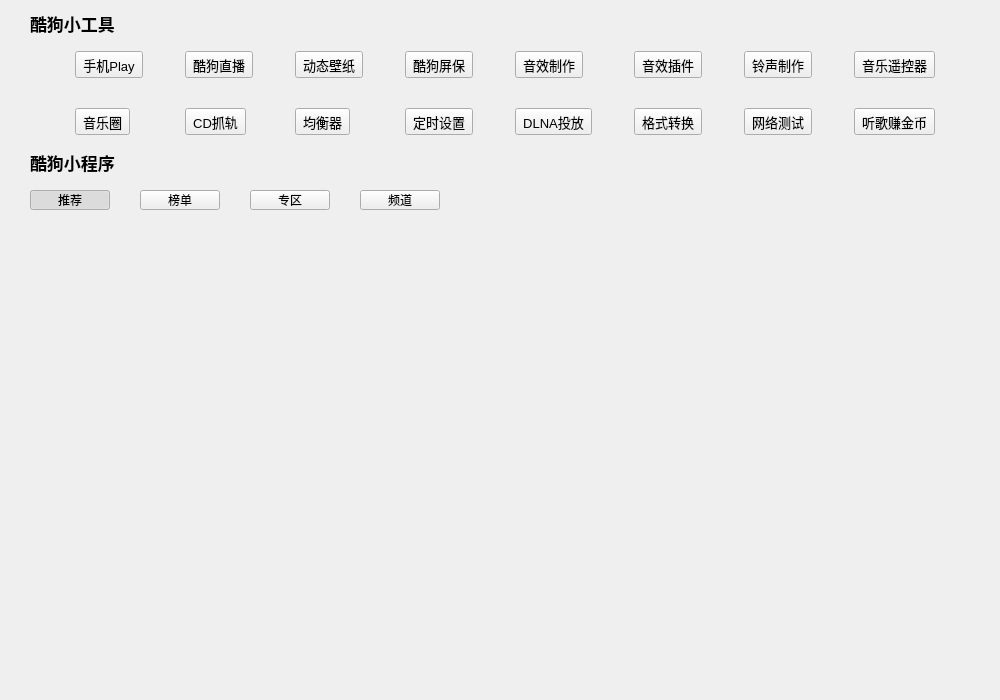
Before: the Qt Designer form KuGouStart/Search/Search.ui in a-mo-xi-wei/Qt-KuGouAppClient, drawn with Qt 5.
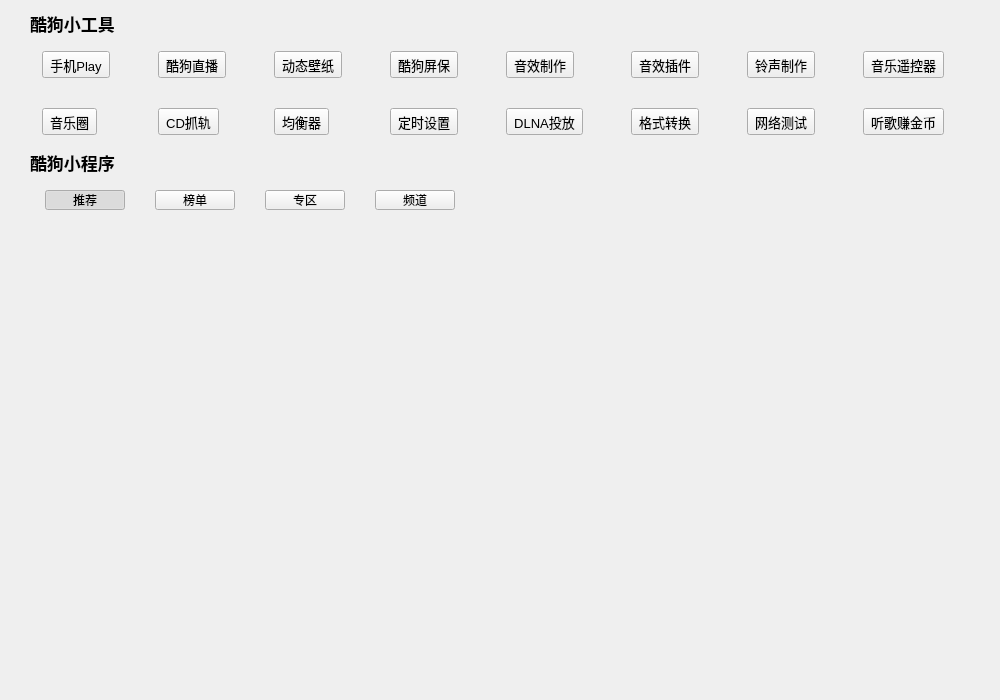
After: the same form once the commit is applied.

Commit message: 解决界面切换导致的大小不一的状况

Patch:
```diff
--- a/KuGouStart/Search/Search.ui
+++ b/KuGouStart/Search/Search.ui
@@ -15,42 +15,65 @@
   </property>
   <layout class="QVBoxLayout" name="verticalLayout_6">
    <property name="leftMargin">
-    <number>30</number>
+    <number>0</number>
    </property>
    <property name="rightMargin">
-    <number>20</number>
+    <number>0</number>
    </property>
    <item>
-    <widget class="QLabel" name="label">
-     <property name="enabled">
-      <bool>true</bool>
-     </property>
-     <property name="font">
-      <font>
-       <pointsize>13</pointsize>
-       <bold>true</bold>
-      </font>
-     </property>
-     <property name="cursor">
-      <cursorShape>IBeamCursor</cursorShape>
-     </property>
-     <property name="text">
-      <string>酷狗小工具</string>
-     </property>
-     <property name="scaledContents">
-      <bool>true</bool>
-     </property>
-    </widget>
+    <layout class="QHBoxLayout" name="horizontalLayout_2">
+     <item>
+      <spacer name="horizontalSpacer_5">
+       <property name="orientation">
+        <enum>Qt::Horizontal</enum>
+       </property>
+       <property name="sizeType">
+        <enum>QSizePolicy::Fixed</enum>
+       </property>
+       <property name="sizeHint" stdset="0">
+        <size>
+         <width>30</width>
+         <height>20</height>
+        </size>
+       </property>
+      </spacer>
+     </item>
+     <item>
+      <widget class="QLabel" name="label">
+       <property name="enabled">
+        <bool>true</bool>
+       </property>
+       <property name="font">
+        <font>
+         <pointsize>13</pointsize>
+         <bold>true</bold>
+        </font>
+       </property>
+       <property name="cursor">
+        <cursorShape>IBeamCursor</cursorShape>
+       </property>
+       <property name="text">
+        <string>酷狗小工具</string>
+       </property>
+       <property name="scaledContents">
+        <bool>true</bool>
+       </property>
+      </widget>
+     </item>
+    </layout>
    </item>
    <item>
     <widget class="QWidget" name="small_widget" native="true">
      <property name="sizePolicy">
-      <sizepolicy hsizetype="Expanding" vsizetype="Preferred">
+      <sizepolicy hsizetype="Preferred" vsizetype="Preferred">
        <horstretch>0</horstretch>
        <verstretch>0</verstretch>
       </sizepolicy>
      </property>
      <layout class="QGridLayout" name="gridLayout">
+      <property name="leftMargin">
+       <number>0</number>
+      </property>
       <property name="verticalSpacing">
        <number>30</number>
       </property>
@@ -442,36 +465,72 @@
     </widget>
    </item>
    <item>
-    <widget class="QLabel" name="label_2">
-     <property name="enabled">
-      <bool>true</bool>
-     </property>
-     <property name="font">
-      <font>
-       <pointsize>13</pointsize>
-       <bold>true</bold>
-      </font>
-     </property>
-     <property name="cursor">
-      <cursorShape>IBeamCursor</cursorShape>
-     </property>
-     <property name="text">
-      <string>酷狗小程序</string>
-     </property>
-     <property name="scaledContents">
-      <bool>true</bool>
-     </property>
-    </widget>
+    <layout class="QHBoxLayout" name="horizontalLayout_3">
+     <item>
+      <spacer name="horizontalSpacer_6">
+       <property name="orientation">
+        <enum>Qt::Horizontal</enum>
+       </property>
+       <property name="sizeType">
+        <enum>QSizePolicy::Fixed</enum>
+       </property>
+       <property name="sizeHint" stdset="0">
+        <size>
+         <width>30</width>
+         <height>20</height>
+        </size>
+       </property>
+      </spacer>
+     </item>
+     <item>
+      <widget class="QLabel" name="label_2">
+       <property name="enabled">
+        <bool>true</bool>
+       </property>
+       <property name="font">
+        <font>
+         <pointsize>13</pointsize>
+         <bold>true</bold>
+        </font>
+       </property>
+       <property name="cursor">
+        <cursorShape>IBeamCursor</cursorShape>
+       </property>
+       <property name="text">
+        <string>酷狗小程序</string>
+       </property>
+       <property name="scaledContents">
+        <bool>true</bool>
+       </property>
+      </widget>
+     </item>
+    </layout>
    </item>
    <item>
     <widget class="QWidget" name="classify_widget" native="true">
      <layout class="QHBoxLayout" name="horizontalLayout">
       <property name="spacing">
-       <number>30</number>
-      </property>
-      <property name="leftMargin">
        <number>0</number>
       </property>
+      <property name="leftMargin">
+       <number>5</number>
+      </property>
+      <item>
+       <spacer name="horizontalSpacer_7">
+        <property name="orientation">
+         <enum>Qt::Horizontal</enum>
+        </property>
+        <property name="sizeType">
+         <enum>QSizePolicy::Fixed</enum>
+        </property>
+        <property name="sizeHint" stdset="0">
+         <size>
+          <width>40</width>
+          <height>20</height>
+         </size>
+        </property>
+       </spacer>
+      </item>
       <item>
        <layout class="QVBoxLayout" name="verticalLayout">
         <property name="spacing">
@@ -532,6 +591,22 @@
         </item>
        </layout>
       </item>
+      <item>
+       <spacer name="horizontalSpacer_2">
+        <property name="orientation">
+         <enum>Qt::Horizontal</enum>
+        </property>
+        <property name="sizeType">
+         <enum>QSizePolicy::Fixed</enum>
+        </property>
+        <property name="sizeHint" stdset="0">
+         <size>
+          <width>30</width>
+          <height>20</height>
+         </size>
+        </property>
+       </spacer>
+      </item>
       <item>
        <layout class="QVBoxLayout" name="verticalLayout_2">
         <property name="spacing">
@@ -586,6 +661,22 @@
         </item>
        </layout>
       </item>
+      <item>
+       <spacer name="horizontalSpacer_3">
+        <property name="orientation">
+         <enum>Qt::Horizontal</enum>
+        </property>
+        <property name="sizeType">
+         <enum>QSizePolicy::Fixed</enum>
+        </property>
+        <property name="sizeHint" stdset="0">
+         <size>
+          <width>30</width>
+          <height>20</height>
+         </size>
+        </property>
+       </spacer>
+      </item>
       <item>
        <layout class="QVBoxLayout" name="verticalLayout_3">
         <property name="spacing">
@@ -640,6 +731,22 @@
         </item>
        </layout>
       </item>
+      <item>
+       <spacer name="horizontalSpacer_4">
+        <property name="orientation">
+         <enum>Qt::Horizontal</enum>
+        </property>
+        <property name="sizeType">
+         <enum>QSizePolicy::Fixed</enum>
+        </property>
+        <property name="sizeHint" stdset="0">
+         <size>
+          <width>30</width>
+          <height>20</height>
+         </size>
+        </property>
+       </spacer>
+      </item>
       <item>
        <layout class="QVBoxLayout" name="verticalLayout_4">
         <property name="spacing">
@@ -713,6 +820,9 @@
    <item>
     <widget class="QWidget" name="table_widget" native="true">
      <layout class="QVBoxLayout" name="verticalLayout_5">
+      <property name="leftMargin">
+       <number>35</number>
+      </property>
       <item>
        <widget class="QStackedWidget" name="stackedWidget">
         <property name="minimumSize">
```
Left out of the diff: 450 changed lines with no effect on the pictures. The commit also changes 2 other files.
